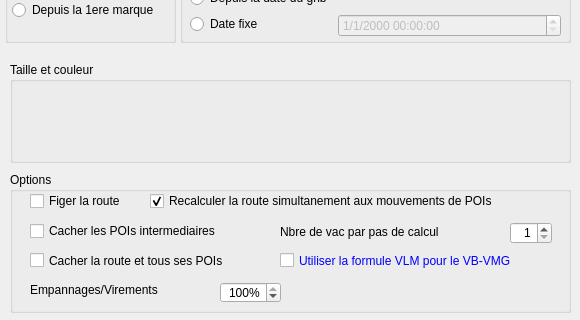
Before: the Qt Designer form src/Ui/Route_Editor.ui in nohal/qtVlm, drawn with Qt 5; both pictures show x 0 to 580 and y 158 to 478 of the 580 by 478 pixel window.
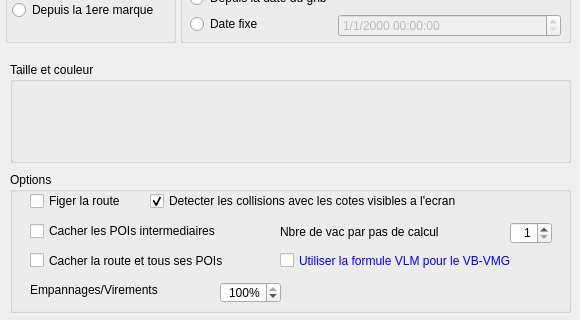
After: the same form once the commit is applied.

Commit message: remove option for updating grib display during routing. add detectCoasts option in Route. Change the way Route changes active POI (taken from VLM check_user.php to match exactly).

Diff of the .ui file:
```diff
--- a/src/Ui/Route_Editor.ui
+++ b/src/Ui/Route_Editor.ui
@@ -120,7 +120,7 @@
       <string>Cette option peut entrainer un ralentissement lors des mouvements de POIs</string>
      </property>
      <property name="text">
-      <string>Recalculer la route simultanement aux mouvements de POIs</string>
+      <string>Detecter les collisions avec les cotes visibles a l'ecran</string>
      </property>
      <property name="checked">
       <bool>true</bool>
```
Left out of the diff: 6 changed lines with no effect on the pictures. The commit also changes 14 other files.
